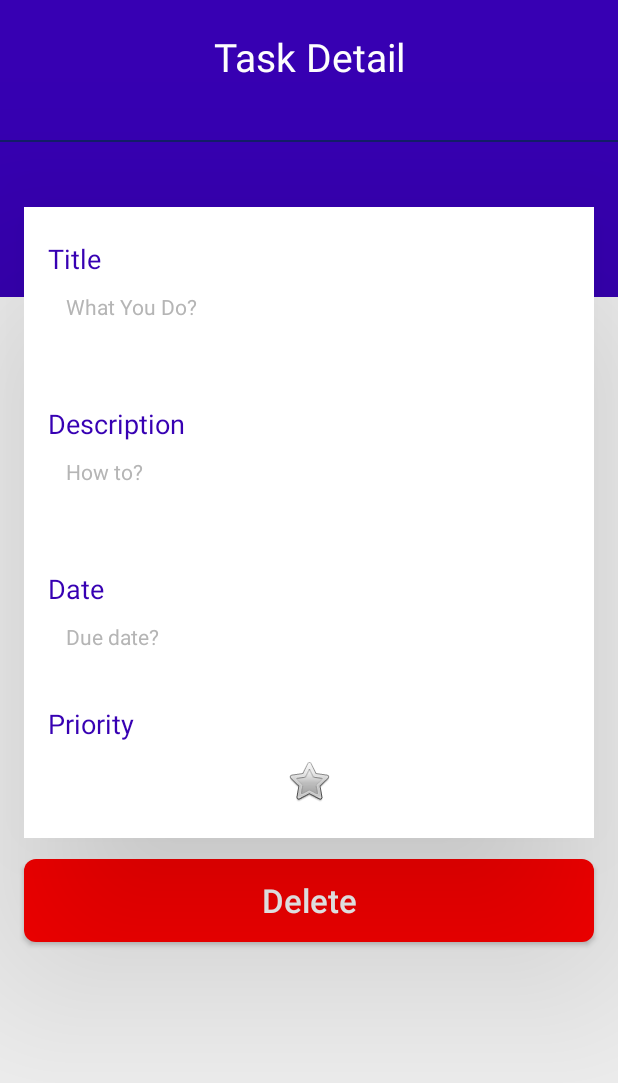
After one commit to steffialexandra/PlanMe, an Android app: the layout viewtask.xml on its own in the app's theme, with its tools: preview values and no code run, on a phone screen of 412 x 824 dp. The commit adds this screen. Shown: the top 1083 px of the screen. Run offline under Robolectric (Android 15) with nearby library versions, the phone set to English and light mode, and no system bars.

Commit message:
adding new layouts and finishing room db

```diff
--- a/app/src/main/java/id/ac/ui/cs/mobileprogramming/steffialexandra/PlanMe/data/TaskModel.java
+++ b/app/src/main/java/id/ac/ui/cs/mobileprogramming/steffialexandra/PlanMe/data/TaskModel.java
@@ -23,7 +23,7 @@ public class TaskModel implements Serializable {
     public String desc;
 
     @ColumnInfo(name = "priority")
-    public String priority;
+    public boolean priority;
 
     public int getTaskid() {
         return taskid;
@@ -57,11 +57,11 @@ public class TaskModel implements Serializable {
         this.desc = desc;
     }
 
-    public String getPriority() {
+    public boolean getPriority() {
         return priority;
     }
 
-    public void setPriority(String priority) {
+    public void setPriority(boolean priority) {
         this.priority = priority;
     }
 
--- /dev/null
+++ b/app/src/main/res/drawable/deletebtn.xml
@@ -0,0 +1,11 @@
+<?xml version="1.0" encoding="utf-8"?>
+<shape xmlns:android="http://schemas.android.com/apk/res/android">
+
+    <solid
+        android:color="#FF0000"
+        />
+    <corners
+        android:radius="8dp"
+        />
+
+</shape>
--- /dev/null
+++ b/app/src/main/res/layout/viewtask.xml
@@ -0,0 +1,187 @@
+<?xml version="1.0" encoding="utf-8"?>
+<LinearLayout
+    android:orientation="vertical"
+    xmlns:android="http://schemas.android.com/apk/res/android"
+    xmlns:app="http://schemas.android.com/apk/res-auto"
+    xmlns:tools="http://schemas.android.com/tools"
+    android:layout_width="match_parent"
+    android:layout_height="match_parent"
+    android:background="#F4F4F4"
+    tools:context=".MainActivity">
+
+
+    <LinearLayout
+        android:orientation="vertical"
+        android:layout_width="match_parent"
+        android:background="@color/colorPrimaryDark"
+        android:layout_height="198dp">
+
+        <TextView
+            android:id="@+id/titlepage"
+            android:layout_marginTop="20dp"
+            android:textSize="26sp"
+            android:textColor="#FFF"
+            android:text="Task Detail"
+            android:textAlignment="center"
+            android:layout_marginBottom="18dp"
+            android:layout_width="match_parent"
+            android:layout_height="wrap_content"
+            android:gravity="center_horizontal" />
+
+        <View
+            android:layout_marginTop="20dp"
+            android:layout_width="match_parent"
+            android:background="#131E69"
+            android:layout_height="1dp" />
+
+    </LinearLayout>
+
+    <LinearLayout
+
+        android:layout_width="match_parent"
+        android:layout_height="wrap_content"
+        android:layout_marginLeft="16dp"
+        android:layout_marginTop="-60dp"
+        android:layout_marginRight="16dp"
+        android:background="#FFFFFF"
+        android:orientation="vertical"
+        android:paddingTop="22dp"
+        android:paddingBottom="22dp"
+        android:translationZ="90dp">
+
+
+
+        <LinearLayout
+            android:layout_width="match_parent"
+            android:layout_height="wrap_content"
+            android:layout_marginLeft="16dp"
+            android:layout_marginRight="16dp"
+            android:orientation="vertical">
+
+            <TextView
+                android:id="@+id/tasktitle"
+                android:layout_width="match_parent"
+                android:layout_height="wrap_content"
+                android:layout_marginBottom="10dp"
+                android:text="Title"
+                android:textColor="@color/colorPrimaryDark"
+                android:textSize="18sp" />
+
+            <TextView
+                android:id="@+id/newtitle"
+                android:layout_width="match_parent"
+                android:layout_height="55dp"
+                android:hint="What You Do?"
+                android:inputType="text"
+                android:paddingLeft="12dp"
+                android:textColor="@color/colorPrimaryDark"
+                android:textColorHint="#B5B5B5" />
+
+        </LinearLayout>
+
+        <LinearLayout
+            android:layout_width="match_parent"
+            android:layout_height="wrap_content"
+            android:layout_marginLeft="16dp"
+            android:layout_marginTop="20dp"
+            android:layout_marginRight="16dp"
+            android:orientation="vertical">
+
+            <TextView
+                android:id="@+id/desc"
+                android:layout_width="match_parent"
+                android:layout_height="wrap_content"
+                android:layout_marginBottom="10dp"
+                android:text="Description"
+                android:textColor="@color/colorPrimaryDark"
+                android:textSize="18sp" />
+
+            <TextView
+                android:id="@+id/newdesc"
+                android:layout_width="match_parent"
+                android:layout_height="55dp"
+                android:hint="How to?"
+                android:inputType="text"
+                android:maxLength="25"
+                android:paddingLeft="12dp"
+                android:textColor="@color/colorPrimaryDark"
+                android:textColorHint="#B5B5B5" />
+
+        </LinearLayout>
+
+        <LinearLayout
+            android:layout_width="match_parent"
+            android:layout_height="wrap_content"
+            android:layout_marginLeft="16dp"
+            android:layout_marginTop="20dp"
+            android:layout_marginRight="16dp"
+            android:orientation="vertical">
+
+            <TextView
+                android:id="@+id/taskdate"
+                android:layout_width="match_parent"
+                android:layout_height="wrap_content"
+                android:layout_marginBottom="10dp"
+                android:text="Date"
+                android:textColor="@color/colorPrimaryDark"
+                android:textSize="18sp" />
+
+            <TextView
+                android:id="@+id/newdate"
+                android:layout_height="55dp"
+                android:hint="Due date?"
+                android:layout_width="wrap_content"
+                android:endYear="2100"
+                android:startYear="1900"
+                android:paddingLeft="12dp"
+                android:textColor="@color/colorPrimaryDark"
+                android:textColorHint="#B5B5B5">
+            </TextView>
+
+        </LinearLayout>
+
+        <LinearLayout
+            android:layout_width="match_parent"
+            android:layout_height="wrap_content"
+            android:layout_marginLeft="16dp"
+            android:layout_marginRight="16dp"
+            android:orientation="vertical">
+
+            <TextView
+                android:id="@+id/priority"
+                android:layout_width="match_parent"
+                android:layout_height="wrap_content"
+                android:layout_marginBottom="10dp"
+                android:text="Priority"
+                android:textColor="@color/colorPrimaryDark"
+                android:textSize="18sp" />
+
+            <CheckBox
+                android:button="@android:drawable/btn_star"
+                android:layout_width="wrap_content"
+                android:layout_height="wrap_content"
+                android:id="@+id/newpriority"
+
+                android:background="@android:color/transparent"
+                android:layout_gravity="center"/>
+
+        </LinearLayout>
+
+
+    </LinearLayout>
+
+    <Button
+        android:id="@+id/deleteButton"
+        android:layout_marginRight="16dp"
+        android:layout_marginLeft="16dp"
+        android:layout_marginTop="14dp"
+        android:text="Delete"
+        android:textColor="#FFFFFF"
+        android:textAllCaps="false"
+        android:background="@drawable/deletebtn"
+        android:textSize="22sp"
+        android:layout_width="match_parent"
+        android:layout_height="55dp" />
+
+
+</LinearLayout>
--- /dev/null
+++ b/app/src/main/res/values/app_logo.xml
@@ -0,0 +1,2 @@
+<?xml version="1.0" encoding="utf-8"?>
+<resources></resources>
```
Also changed, not shown: app/src/main/AndroidManifest.xml (+7 -0 lines), app/src/main/java/id/ac/ui/cs/mobileprogramming/steffialexandra/PlanMe/MainActivity.java (+7 -32 lines), app/src/main/java/id/ac/ui/cs/mobileprogramming/steffialexandra/PlanMe/NewTask.java (+26 -25 lines), app/src/main/java/id/ac/ui/cs/mobileprogramming/steffialexandra/PlanMe/SplashScreen.java (added, +48 -0 lines), app/src/main/java/id/ac/ui/cs/mobileprogramming/steffialexandra/PlanMe/TaskAdapter.java (+73 -11 lines), app/src/main/java/id/ac/ui/cs/mobileprogramming/steffialexandra/PlanMe/data/DaoAccess.java (+7 -6 lines), app/src/main/res/layout/splashscreen.xml (added, +38 -0 lines), app/src/main/res/layout/tasks.xml (+11 -7 lines).
